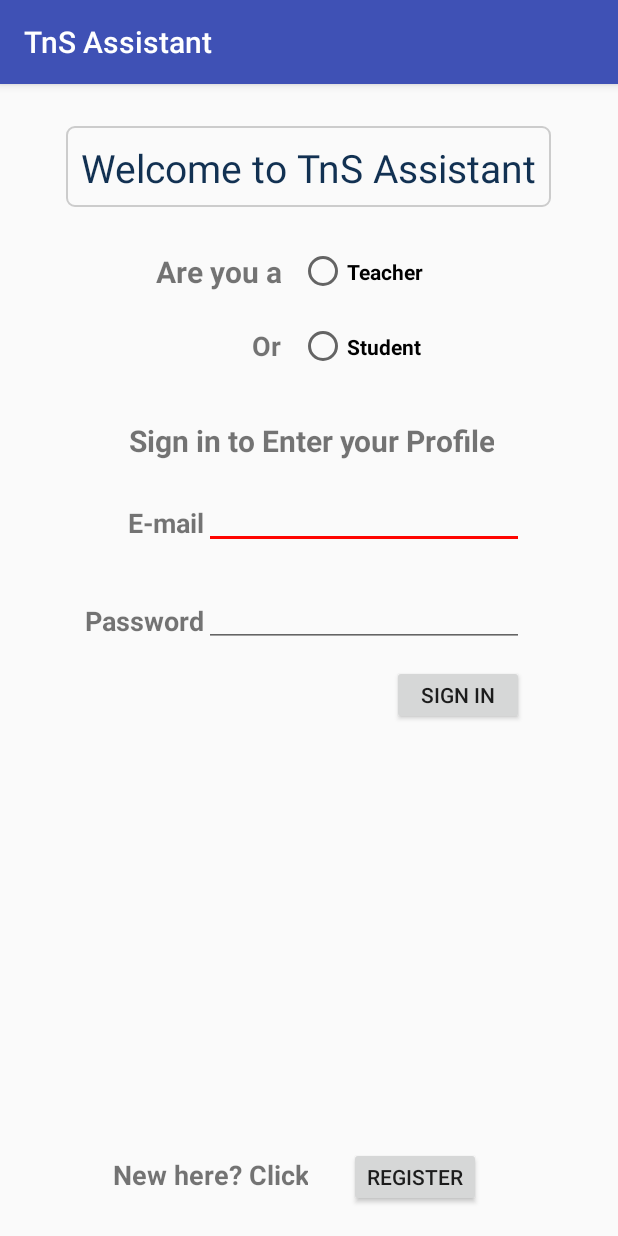
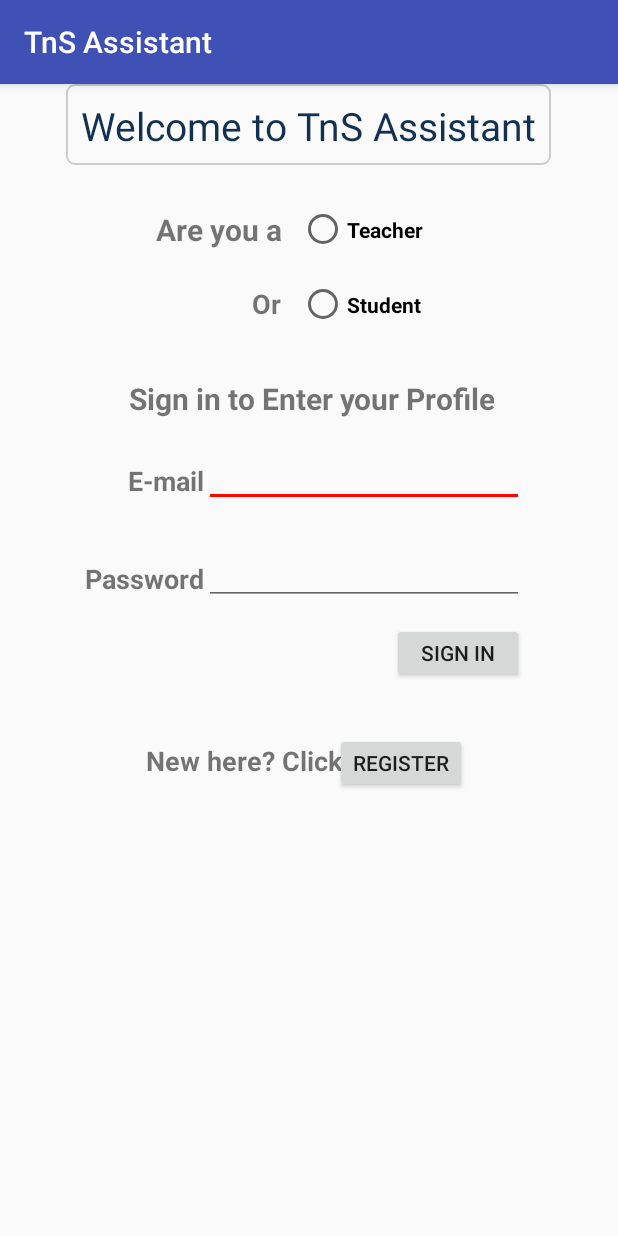
Before and after one commit to sarafinmahtab/TnS-Assistant, an Android app: the screen it shows after launch (LoginActivity), on a phone screen of 412 x 824 dp. Run offline under Robolectric (Android 15) with nearby library versions, the phone set to English and light mode, and no system bars.

Commit message:
RegisterActivity Added

```diff
--- a/app/src/main/AndroidManifest.xml
+++ b/app/src/main/AndroidManifest.xml
@@ -16,6 +16,8 @@
                 <category android:name="android.intent.category.LAUNCHER" />
             </intent-filter>
         </activity>
+        <activity android:name=".teacher.RegisterTeacher" />
+        <activity android:name=".student.RegisterStudent"></activity>
     </application>
 
 </manifest>
--- a/app/src/main/java/com/sarafinmahtab/tnsassistant/LoginActivity.java
+++ b/app/src/main/java/com/sarafinmahtab/tnsassistant/LoginActivity.java
@@ -16,17 +16,18 @@ public class LoginActivity extends AppCompatActivity {
     private String radio_str;
 
     private EditText email, password;
-    private static Button signIn;
+    private static Button signIn, register;
 
     @Override
     protected void onCreate(Bundle savedInstanceState) {
         super.onCreate(savedInstanceState);
         setContentView(R.layout.activity_login);
 
-        onButtonClick();
+        onLoginButtonClick();
+        onRegisterButtonClick();
     }
 
-    public void onButtonClick() {
+    public void onLoginButtonClick() {
         signIn = (Button) findViewById(R.id.signIn);
         signIn.setOnClickListener(
                 new View.OnClickListener() {
@@ -48,4 +49,16 @@ public class LoginActivity extends AppCompatActivity {
                 }
         );
     }
+
+    public void onRegisterButtonClick() {
+        register = (Button) findViewById(R.id.register);
+        register.setOnClickListener(
+                new View.OnClickListener() {
+                    @Override
+                    public void onClick(View v) {
+
+                    }
+                }
+        );
+    }
 }
--- a/app/src/main/res/layout/activity_login.xml
+++ b/app/src/main/res/layout/activity_login.xml
@@ -10,9 +10,6 @@
         android:id="@+id/tns"
         android:layout_width="wrap_content"
         android:layout_height="54dp"
-        android:layout_alignParentTop="true"
-        android:layout_centerHorizontal="true"
-        android:layout_marginTop="28dp"
         android:background="@drawable/border"
         android:text="Welcome to TnS Assistant"
         android:textColor="#123152"
@@ -23,7 +20,9 @@
         app:layout_constraintLeft_toLeftOf="@+id/teacher"
         app:layout_constraintRight_toRightOf="@+id/student"
         app:layout_constraintTop_toTopOf="parent"
-        app:layout_constraintVertical_bias="0.0" />
+        app:layout_constraintVertical_bias="0.0"
+        android:layout_alignParentTop="true"
+        android:layout_centerHorizontal="true" />
 
     <TextView
         android:id="@+id/areyou"
@@ -153,20 +152,22 @@
         android:textStyle="bold"
         android:layout_alignBaseline="@+id/register"
         android:layout_alignBottom="@+id/register"
-        android:layout_toLeftOf="@+id/register"
-        android:layout_toStartOf="@+id/register" />
+        android:layout_alignLeft="@+id/textView2"
+        android:layout_alignStart="@+id/textView2"
+        android:layout_marginLeft="11dp"
+        android:layout_marginStart="11dp" />
 
     <Button
         android:id="@+id/register"
         android:layout_width="wrap_content"
         android:layout_height="40dp"
         android:text="Register"
-        android:layout_alignParentBottom="true"
+        android:layout_marginTop="33dp"
+        android:layout_below="@+id/signIn"
         android:layout_toRightOf="@+id/textView"
         android:layout_toEndOf="@+id/textView"
-        android:layout_marginLeft="27dp"
-        android:layout_marginStart="27dp"
-        android:layout_marginBottom="19dp" />
+        android:layout_marginLeft="18dp"
+        android:layout_marginStart="18dp" />
 
     <TextView
         android:id="@+id/textView5"
```
Also changed, not shown: app/src/main/java/com/sarafinmahtab/tnsassistant/student/RegisterStudent.java (added, +15 -0 lines), app/src/main/java/com/sarafinmahtab/tnsassistant/teacher/RegisterTeacher.java (added, +15 -0 lines), app/src/main/res/layout/activity_register_teacher.xml (added, +9 -0 lines).
